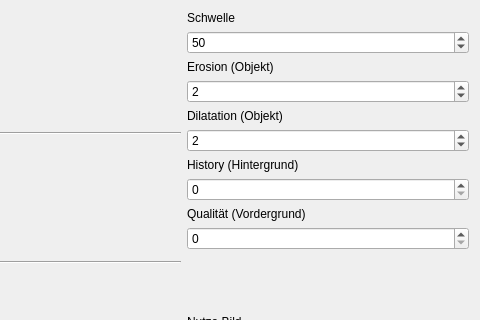
Old version of the form BIT_Shadows/sebgdialog.ui in the repository annsimon/bit_shadows; both pictures show x 112 to 592 and y 0 to 320 of the 592 by 424 pixel window.
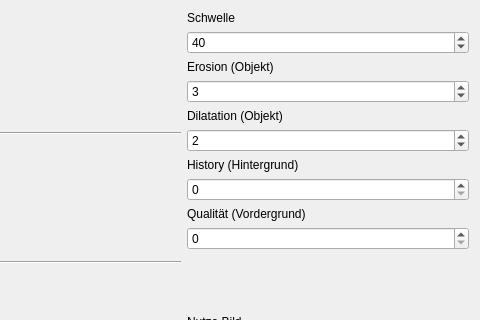
New version of the form.

```diff
--- a/BIT_Shadows/sebgdialog.ui
+++ b/BIT_Shadows/sebgdialog.ui
@@ -76,7 +76,7 @@
           <number>255</number>
          </property>
          <property name="value">
-          <number>50</number>
+          <number>40</number>
          </property>
         </widget>
        </item>
@@ -96,7 +96,7 @@
           <number>10</number>
          </property>
          <property name="value">
-          <number>2</number>
+          <number>3</number>
          </property>
         </widget>
        </item>
```
